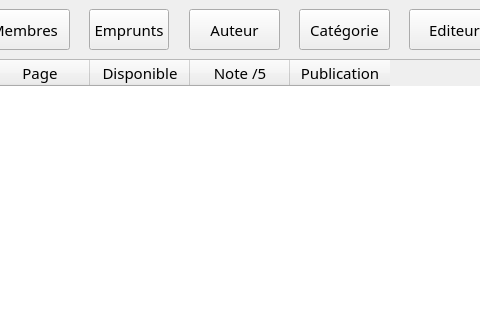
Qt form ui/mainwindow.ui (Hajaniaina07/BiblioTECH) before a commit; both pictures show x 320 to 800 and y 0 to 320 of the 950 by 550 pixel window.
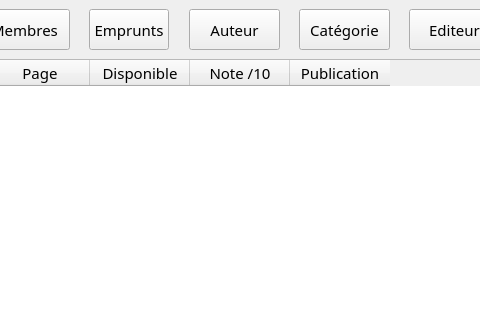
The same form after that commit. The open tabs and pages were chosen to show the change. Icons and pictures are not drawn.

```diff
--- a/ui/mainwindow.ui
+++ b/ui/mainwindow.ui
@@ -400,7 +400,7 @@
         </column>
         <column>
          <property name="text">
-          <string>Note /5</string>
+          <string>Note /10</string>
          </property>
         </column>
         <column>
```
